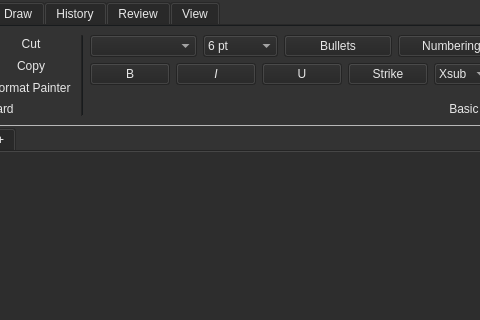
Qt form mainwindow.ui (fjpereny/TwoNote) before a commit; both pictures show x 108 to 588 and y 0 to 320 of the 1011 by 643 pixel window.
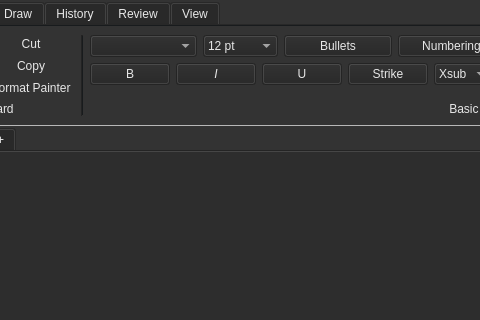
The same form after that commit. Custom widgets are drawn as their Qt base class.

```diff
--- a/mainwindow.ui
+++ b/mainwindow.ui
@@ -590,7 +590,7 @@
                 <property name="currentText">
                  <string>12 pt</string>
                 </property>
-                <property name="maxVisibleItems">
+                <property name="currentIndex">
                  <number>6</number>
                 </property>
                 <item>
```
Left out of the diff: 3 changed lines with no effect on the pictures.
